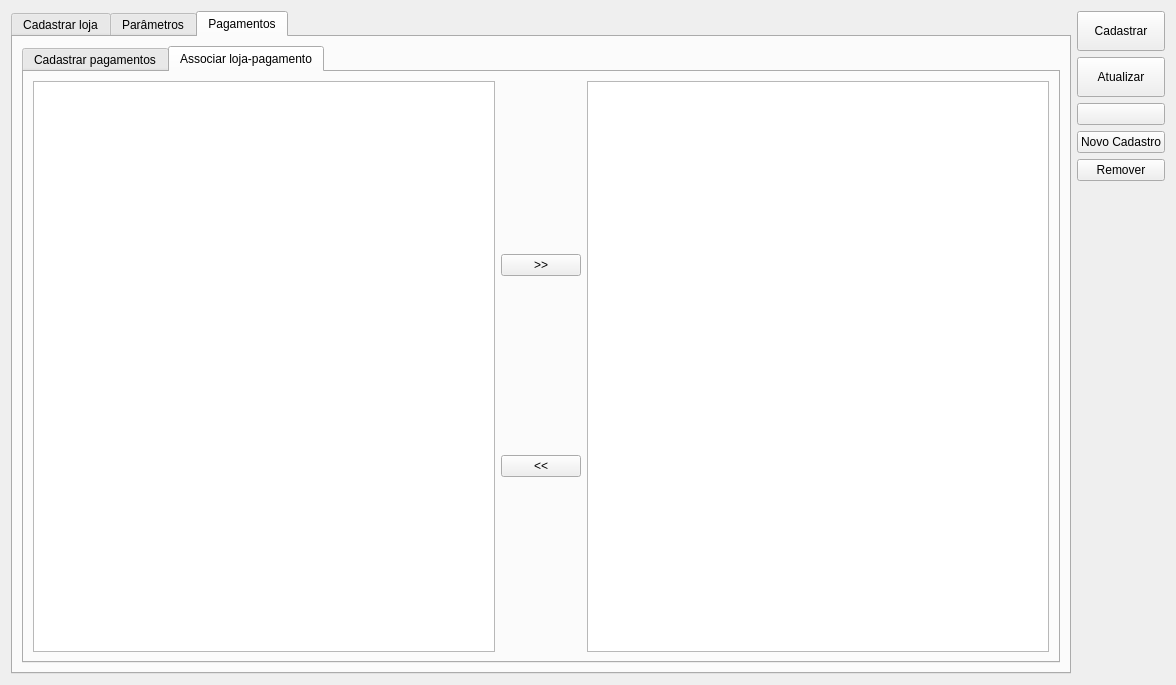
Qt form ui/cadastroloja.ui (darktorres/ERP-STACCATO) before a commit.
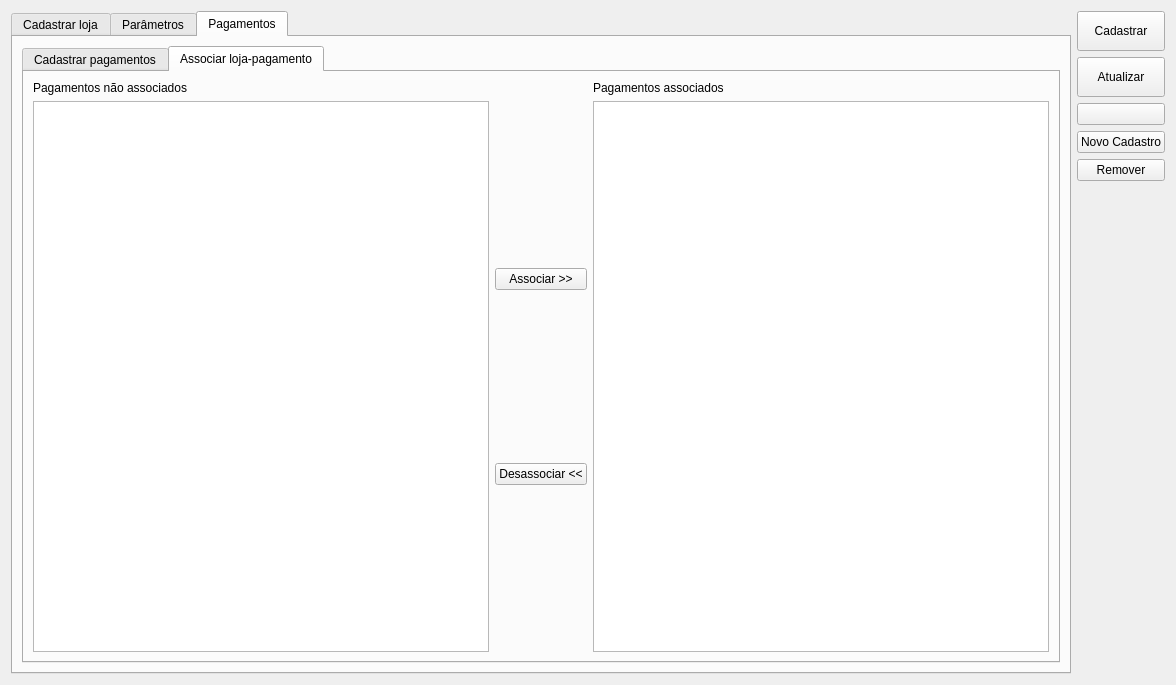
The same form after that commit. The open tabs and pages were chosen to show the change. Icons and pictures are not drawn. Custom widgets are drawn as their Qt base class.

Commit message: Arrumado tela de pagamentos

Diff of the .ui file:
```diff
--- a/ui/cadastroloja.ui
+++ b/ui/cadastroloja.ui
@@ -982,7 +982,7 @@
            <string>Associar loja-pagamento</string>
           </attribute>
           <layout class="QGridLayout" name="gridLayout_19">
-           <item row="0" column="0" rowspan="2">
+           <item row="1" column="0" rowspan="2">
             <widget class="TableView" name="tableAssocia1">
              <property name="editTriggers">
               <set>QAbstractItemView::NoEditTriggers</set>
@@ -995,7 +995,7 @@
              </property>
             </widget>
            </item>
-           <item row="0" column="2" rowspan="2">
+           <item row="1" column="2" rowspan="2">
             <widget class="TableView" name="tableAssocia2">
              <property name="editTriggers">
               <set>QAbstractItemView::NoEditTriggers</set>
@@ -1008,24 +1008,50 @@
              </property>
             </widget>
            </item>
-           <item row="0" column="1" rowspan="2">
+           <item row="1" column="1" rowspan="2">
             <layout class="QGridLayout" name="gridLayout_12">
              <item row="0" column="0">
               <widget class="QPushButton" name="pushButtonAdicionaAssociacao">
                <property name="text">
-                <string>&gt;&gt;</string>
+                <string>Associar &gt;&gt;</string>
                </property>
               </widget>
              </item>
              <item row="1" column="0">
               <widget class="QPushButton" name="pushButtonRemoveAssociacao">
                <property name="text">
-                <string>&lt;&lt;</string>
+                <string>Desassociar &lt;&lt;</string>
                </property>
               </widget>
              </item>
             </layout>
            </item>
+           <item row="0" column="0">
+            <widget class="QLabel" name="label_13">
+             <property name="sizePolicy">
+              <sizepolicy hsizetype="Preferred" vsizetype="Maximum">
+               <horstretch>0</horstretch>
+               <verstretch>0</verstretch>
+              </sizepolicy>
+             </property>
+             <property name="text">
+              <string>Pagamentos não associados</string>
+             </property>
+            </widget>
+           </item>
+           <item row="0" column="2">
+            <widget class="QLabel" name="label_14">
+             <property name="sizePolicy">
+              <sizepolicy hsizetype="Preferred" vsizetype="Maximum">
+               <horstretch>0</horstretch>
+               <verstretch>0</verstretch>
+              </sizepolicy>
+             </property>
+             <property name="text">
+              <string>Pagamentos associados</string>
+             </property>
+            </widget>
+           </item>
           </layout>
          </widget>
         </widget>
```
Left out of the diff: 110 changed lines with no effect on the pictures. The commit also changes 2 other files.
